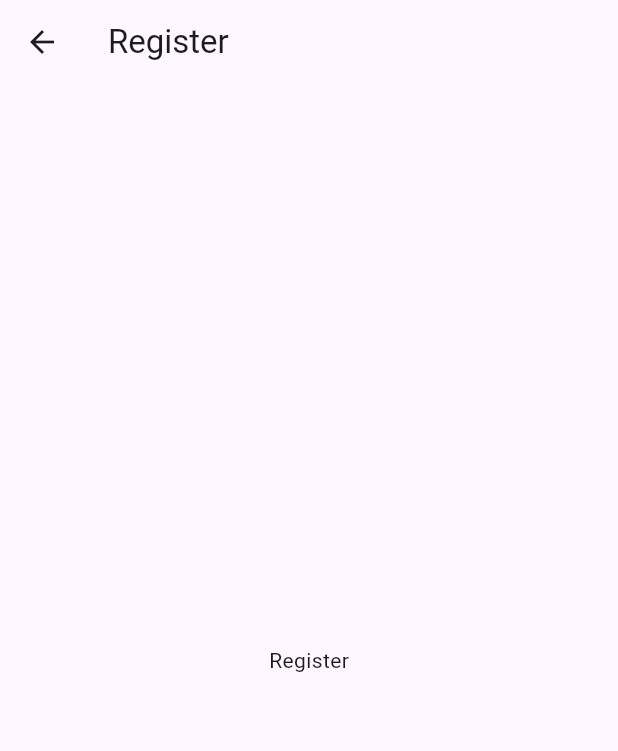
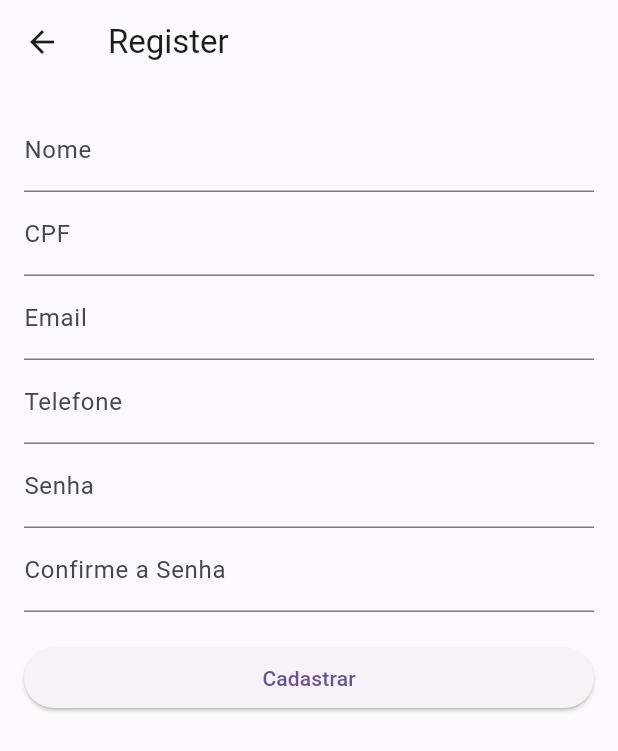
Before and after one commit to andressacamile/flutter_application_1, a Flutter app: the RegisterPage screen opened directly, on a phone screen of 412 x 824 dp. Shown: the top 751 px of the screen. Run offline on Flutter 3.47's test engine with Material 3 defaults, Android fonts, the phone set to English and light mode, and no system bars; our stand-ins replace device_preview; missing offline and left inert: flutter_rockinrio; statements that could not run were skipped.

```diff
--- a/lib/AboutPage.dart
+++ b/lib/AboutPage.dart
@@ -1,6 +1,5 @@
 
 import 'package:flutter/material.dart';
-
 
 class AboutPage extends StatelessWidget {
   @override
--- a/lib/main.dart
+++ b/lib/main.dart
@@ -1,6 +1,7 @@
 import 'package:flutter/material.dart';
 import 'package:device_preview/device_preview.dart';
 import 'package:flutter_rockinrio/HomePage.dart';
+
 void main() {
   runApp(
     DevicePreview(
@@ -11,17 +12,15 @@ void main() {
 }
 
 class RockInRio extends StatelessWidget {
-  RockInRio({Key? key}) : super(key: key);
+  const RockInRio({Key? key}) : super(key: key);
 
   @override
   Widget build(BuildContext context) {
     return MaterialApp(
-      locale: DevicePreview.locale(context),
-      builder: DevicePreview.appBuilder,
       title: 'Rock in Rio',
-      debugShowCheckedModeBanner: false,
       theme: ThemeData(
-        primarySwatch: Colors.indigo,
+        colorScheme: ColorScheme.fromSeed(seedColor: Color.fromARGB(255, 162, 120, 235)),
+        useMaterial3: true,
       ),
       home: HomePage(),
     );
--- a/lib/registerpage.dart
+++ b/lib/registerpage.dart
@@ -1,15 +1,121 @@
-
 import 'package:flutter/material.dart';
 
-class RegisterPage extends StatelessWidget {
+class RegisterPage extends StatefulWidget {
+  @override
+  _RegisterPageState createState() => _RegisterPageState();
+}
+
+class _RegisterPageState extends State<RegisterPage> {
+  final _formKey = GlobalKey<FormState>();
+
+  // Controllers para os campos de texto
+  final TextEditingController _nameController = TextEditingController();
+  final TextEditingController _cpfController = TextEditingController();
+  final TextEditingController _emailController = TextEditingController();
+  final TextEditingController _phoneController = TextEditingController();
+  final TextEditingController _passwordController = TextEditingController();
+  final TextEditingController _confirmPasswordController = TextEditingController();
+
   @override
   Widget build(BuildContext context) {
     return Scaffold(
       appBar: AppBar(
         title: Text("Register"),
+        leading: IconButton(
+          icon: Icon(Icons.arrow_back),
+          onPressed: () {
+            // Voltar para a página de login
+            Navigator.pop(context);
+          },
+        ),
       ),
-      body: Center(
-        child: Text("Register"),
+      body: Padding(
+        padding: const EdgeInsets.all(16.0),
+        child: Form(
+          key: _formKey,
+          child: ListView(
+            children: <Widget>[
+              TextFormField(
+                controller: _nameController,
+                decoration: InputDecoration(labelText: "Nome"),
+                validator: (value) {
+                  if (value == null || value.isEmpty) {
+                    return 'Por favor, insira seu nome';
+                  }
+                  return null;
+                },
+              ),
+              TextFormField(
+                controller: _cpfController,
+                decoration: InputDecoration(labelText: "CPF"),
+                keyboardType: TextInputType.number,
+                validator: (value) {
+                  if (value == null || value.isEmpty) {
+                    return 'Por favor, insira seu CPF';
+                  }
+                  return null;
+                },
+              ),
+              TextFormField(
+                controller: _emailController,
+                decoration: InputDecoration(labelText: "Email"),
+                keyboardType: TextInputType.emailAddress,
+                validator: (value) {
+                  if (value == null || value.isEmpty) {
+                    return 'Por favor, insira seu email';
+                  }
+                  return null;
+                },
+              ),
+              TextFormField(
+                controller: _phoneController,
+                decoration: InputDecoration(labelText: "Telefone"),
+                keyboardType: TextInputType.phone,
+                validator: (value) {
+                  if (value == null || value.isEmpty) {
+                    return 'Por favor, insira seu telefone';
+                  }
+                  return null;
+                },
+              ),
+              TextFormField(
+                controller: _passwordController,
+                decoration: InputDecoration(labelText: "Senha"),
+                obscureText: true,
+                validator: (value) {
+                  if (value == null || value.isEmpty) {
+                    return 'Por favor, insira sua senha';
+                  }
+                  return null;
+                },
+              ),
+              TextFormField(
+                controller: _confirmPasswordController,
+                decoration: InputDecoration(labelText: "Confirme a Senha"),
+                obscureText: true,
+                validator: (value) {
+                  if (value == null || value.isEmpty) {
+                    return 'Por favor, confirme sua senha';
+                  }
+                  if (value != _passwordController.text) {
+                    return 'As senhas não coincidem';
+                  }
+                  return null;
+                },
+              ),
+              SizedBox(height: 20),
+              ElevatedButton(
+                onPressed: () {
+                  if (_formKey.currentState?.validate() ?? false) {
+                    // Adicione a lógica de cadastro aqui
+                    print("Cadastro realizado com sucesso!");
+                  }
+                },
+                child: Text("Cadastrar"),
+              ),
+            ],
+          ),
+        ),
       ),
     );
   }
```
Also changed, not shown: lib/ChatPage.dart (+4 -3 lines), lib/HomePage.dart (+16 -8 lines), lib/atracao_page.dart (+3 -4 lines), lib/lista_atracoes.dart (+52 -39 lines), assets/images/Bruno.jpeg (added), assets/images/a1.jpg (added), assets/images/a2.jpg (added), assets/images/a3.jpg (added), assets/images/a4.jpg (added), assets/images/a5.png (added), assets/images/a6.jpg (added), assets/images/a7.jpg (added), assets/images/cazuza.jpg (added).
